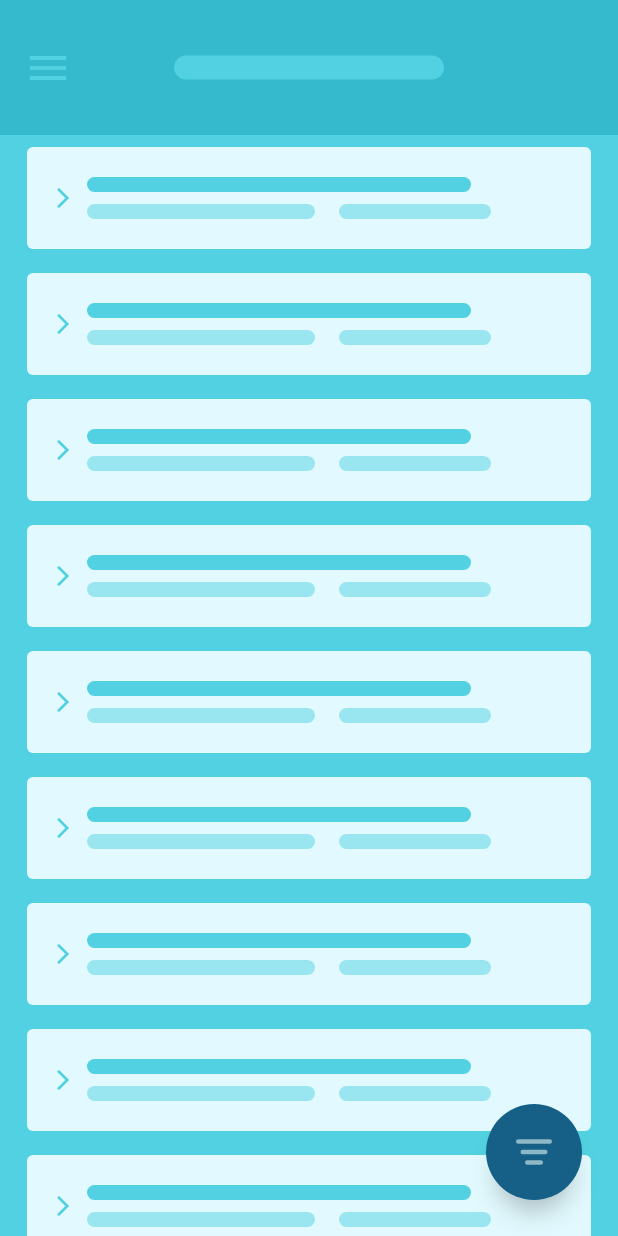
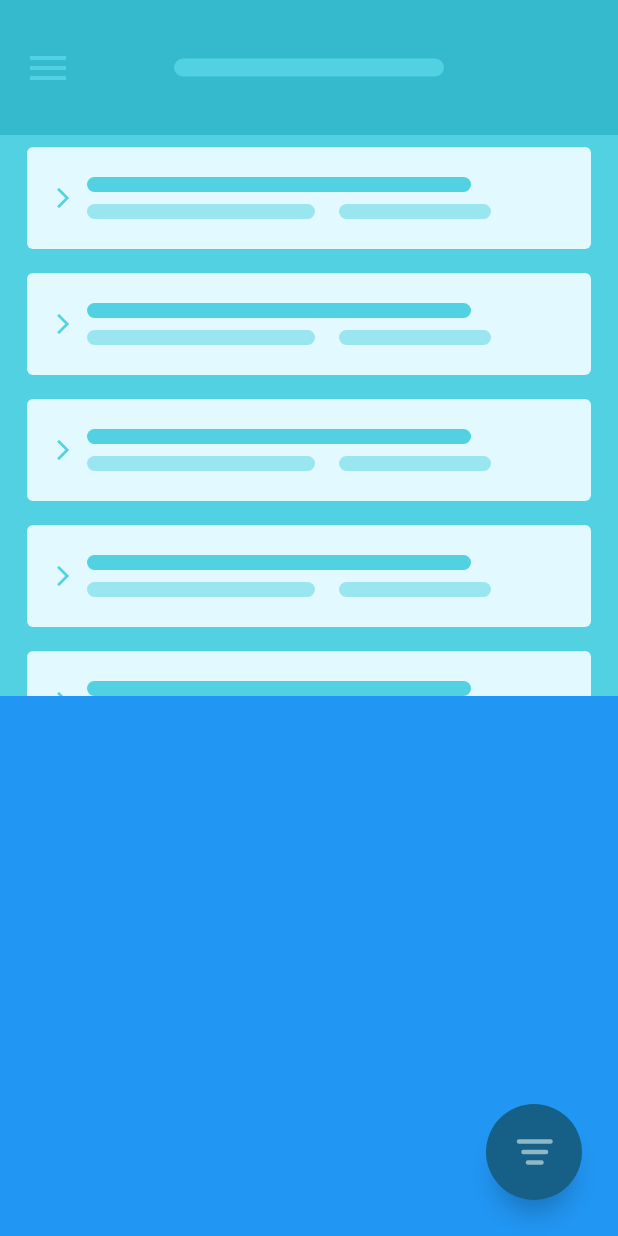
Before and after one commit to Abiri99/FabFilter, a Flutter app: the screen it shows after launch, on a phone screen of 412 x 824 dp. Run offline on Flutter 3.47's test engine with Material 2 defaults, Android fonts, the phone set to English and light mode, and no system bars.

Commit message:
Added fab reveal animation

```diff
--- a/lib/custom_appbar.dart
+++ b/lib/custom_appbar.dart
@@ -30,7 +30,7 @@ class CustomAppBar extends SliverPersistentHeaderDelegate {
                 ),
                 child: Line(
                   width: 180,
-                  height: 16,
+                  height: 12,
                   color: Theme.of(context).primaryColorLight,
                 ),
               ),
--- /dev/null
+++ b/lib/home_bottom_container.dart
@@ -0,0 +1,166 @@
+import 'package:flutter/material.dart';
+
+import 'filter_icon.dart';
+
+class HomeBottomContainer extends StatefulWidget {
+  @override
+  _HomeBottomContainerState createState() => _HomeBottomContainerState();
+}
+
+class _HomeBottomContainerState extends State<HomeBottomContainer> with TickerProviderStateMixin {
+
+  AnimationController _controller;
+  AnimationController _revealController;
+
+  Animation _xAxisPositionAnimation;
+  Animation _yAxisPositionAnimation;
+
+  Animation _fabRevealAnimation;
+
+  @override
+  void initState() {
+    _controller = AnimationController(
+      vsync: this,
+      duration: Duration(milliseconds: 2000),
+      reverseDuration: Duration(milliseconds: 2000),
+    );
+    _revealController = AnimationController(
+      vsync: this,
+      duration: Duration(milliseconds: 2000),
+      reverseDuration: Duration(milliseconds: 2000),
+    );
+    _xAxisPositionAnimation = CurvedAnimation(
+      parent: _controller,
+      curve: Curves.easeOut,
+      reverseCurve: Curves.easeOut,
+    );
+    _yAxisPositionAnimation = CurvedAnimation(
+      parent: _controller,
+      curve: Curves.easeIn,
+      reverseCurve: Curves.easeIn,
+    );
+    _fabRevealAnimation = CurvedAnimation(
+      parent: _revealController,
+      curve: Curves.easeInOut,
+      reverseCurve: Curves.easeInOut,
+    );
+
+    _controller.addStatusListener((status) {
+      if (status == AnimationStatus.completed)
+        _revealController.forward();
+      // else if (status == AnimationStatus.dismissed)
+      //   _revealController.reverse();
+    });
+
+    _revealController.addStatusListener((status) {
+      if (status == AnimationStatus.dismissed)
+        _controller.reverse();
+    });
+    super.initState();
+  }
+
+  @override
+  void dispose() {
+    _controller.dispose();
+    _revealController.dispose();
+    super.dispose();
+  }
+
+  @override
+  Widget build(BuildContext context) {
+    return AnimatedBuilder(
+      animation: _controller,
+      builder: (context, child) => AnimatedBuilder(
+        animation: _revealController,
+        builder: (context, child) => LayoutBuilder(
+          builder: (context, constraints) => Container(
+            color: Colors.blue,
+            child: Stack(
+              fit: StackFit.expand,
+              children: [
+                Positioned(
+                  // bottom: 0,
+                  // right: 0,
+                  // top: (1 - _fabRevealAnimation.value) * (320 - (_yAxisPositionAnimation.value * (180 - 70)
+                  // as double)),
+                  // left: (1 - _fabRevealAnimation.value) * (MediaQuery.of(context).size.width - (_xAxisPositionAnimation.value *
+                  //     (MediaQuery.of(context).size.width / 2 - 56)
+                  //     as double)),
+                  bottom: (1 - _fabRevealAnimation.value) * (_yAxisPositionAnimation.value * (180 - 70)
+                  as double),
+                  right: (1 - _fabRevealAnimation.value) * (_xAxisPositionAnimation.value *
+                      (MediaQuery.of(context).size.width / 2 - 56)
+                      as double),
+                  child: GestureDetector(
+                    onTap: () {
+                      if (_revealController.status == AnimationStatus.completed) {
+                        _revealController.reverse();
+                      } else if (_controller.status == AnimationStatus.dismissed) {
+                        _controller.forward();
+                      }
+                    },
+                    child: Container(
+                      height: (_fabRevealAnimation.value) * constraints.maxHeight + (1 - _fabRevealAnimation.value) * 64,
+                      width: (_fabRevealAnimation.value) * constraints.maxWidth + (1 - _fabRevealAnimation.value) * 64,
+                      margin: EdgeInsets.all((1 - _fabRevealAnimation.value) * 24),
+                      padding: const EdgeInsets.all(8),
+                      child: Center(
+                        child: SizedBox(),
+                      ),
+                      decoration: BoxDecoration(
+                        color: Theme.of(context).primaryColorDark,
+                        borderRadius: BorderRadius.all(
+                          Radius.circular((1 - _fabRevealAnimation.value) * 100),
+                        ),
+                        boxShadow: [
+                          BoxShadow(
+                            color: Colors.black26,
+                            offset: Offset(0, 15),
+                            blurRadius: 15,
+                            spreadRadius: -8,
+                          ),
+                        ],
+                      ),
+                    ),
+                  ),
+                ),
+                IgnorePointer(
+                  ignoring: true,
+                  child: Container(
+                    child: Stack(
+                      fit: StackFit.expand,
+                      children: [
+                      ],
+                    ),
+                  ),
+                ),
+                Positioned(
+                  bottom: (_yAxisPositionAnimation.value * (180 - 70)
+                  as double),
+                  right: (_xAxisPositionAnimation.value *
+                      (MediaQuery.of(context).size.width / 2 - 56)
+                      as double),
+                  child: GestureDetector(
+                    onTap: () {
+                      if (_controller.status == AnimationStatus.completed) {
+                        _controller.reverse();
+                      } else {
+                        _controller.forward();
+                      }
+                    },
+                    child: Container(
+                      height: 64,
+                      width: 63,
+                      margin: const EdgeInsets.all(24),
+                      child: FilterIcon(),
+                    ),
+                  ),
+                ),
+              ],
+            ),
+          ),
+        ),
+      ),
+    );
+  }
+}
--- a/lib/home_page.dart
+++ b/lib/home_page.dart
@@ -3,6 +3,7 @@ import 'package:fab_filter/filter_icon.dart';
 import 'package:fab_filter/line.dart';
 import 'package:flutter/material.dart';
 
+import 'home_bottom_container.dart';
 import 'list_item.dart';
 
 class HomePage extends StatefulWidget {
@@ -10,29 +11,16 @@ class HomePage extends StatefulWidget {
   _HomePageState createState() => _HomePageState();
 }
 
-class _HomePageState extends State<HomePage>
-    with SingleTickerProviderStateMixin {
+class _HomePageState extends State<HomePage> with SingleTickerProviderStateMixin {
+
   AnimationController _controller;
-
-  Animation _xAxisPositionAnimation;
-  Animation _yAxisPositionAnimation;
 
   @override
   void initState() {
     _controller = AnimationController(
-      vsync: this,
       duration: Duration(milliseconds: 600),
       reverseDuration: Duration(milliseconds: 600),
-    );
-    _xAxisPositionAnimation = CurvedAnimation(
-      parent: _controller,
-      curve: Curves.easeOut,
-      reverseCurve: Curves.easeOut,
-    );
-    _yAxisPositionAnimation = CurvedAnimation(
-      parent: _controller,
-      curve: Curves.easeIn,
-      reverseCurve: Curves.easeIn,
+      vsync: this,
     );
     super.initState();
   }
@@ -72,42 +60,11 @@ class _HomePageState extends State<HomePage>
               ],
             ),
             Positioned(
-              bottom: (_yAxisPositionAnimation.value *
-                  (MediaQuery.of(context).size.height / 3 - 56) as double),
-              right: (_xAxisPositionAnimation.value *
-                  (MediaQuery.of(context).size.width / 2 - 56) as double),
-              child: GestureDetector(
-                onTap: () {
-                  if (_controller.status == AnimationStatus.completed) {
-                    _controller.reverse();
-                  } else {
-                    _controller.forward();
-                  }
-                },
-                child: Container(
-                  height: 64,
-                  width: 64,
-                  margin: const EdgeInsets.all(24),
-                  padding: const EdgeInsets.all(8),
-                  child: Center(
-                    child: FilterIcon(),
-                  ),
-                  decoration: BoxDecoration(
-                    color: Theme.of(context).primaryColorDark,
-                    borderRadius: BorderRadius.all(
-                      Radius.circular(100),
-                    ),
-                    boxShadow: [
-                      BoxShadow(
-                        color: Colors.black26,
-                        offset: Offset(0, 15),
-                        blurRadius: 15,
-                        spreadRadius: -8,
-                      ),
-                    ],
-                  ),
-                ),
-              ),
+              top: MediaQuery.of(context).size.height - 360,
+              right: 0,
+              left: 0,
+              bottom: 0,
+              child: HomeBottomContainer(),
             ),
           ],
         ),
--- a/lib/list_item.dart
+++ b/lib/list_item.dart
@@ -27,8 +27,8 @@ class _ListItemState extends State<ListItem>
   void initState() {
     _controller = AnimationController(
       vsync: this,
-      duration: Duration(milliseconds: 1000),
-      reverseDuration: Duration(milliseconds: 1000),
+      duration: Duration(milliseconds: 400),
+      reverseDuration: Duration(milliseconds: 400),
     );
     _expansionAnimation = CurvedAnimation(
       parent: _controller,
@@ -36,6 +36,12 @@ class _ListItemState extends State<ListItem>
       reverseCurve: Curves.easeInOut,
     );
     super.initState();
+  }
+
+  @override
+  void dispose() {
+    _controller.dispose();
+    super.dispose();
   }
 
   @override
```
